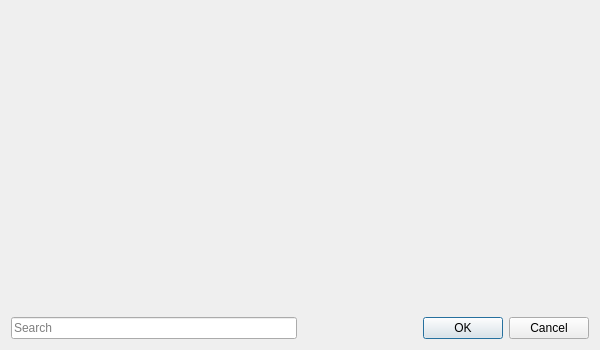
Before: the Qt Designer form updatedialog.ui in Kuszki/EW-Database, drawn with Qt 5.
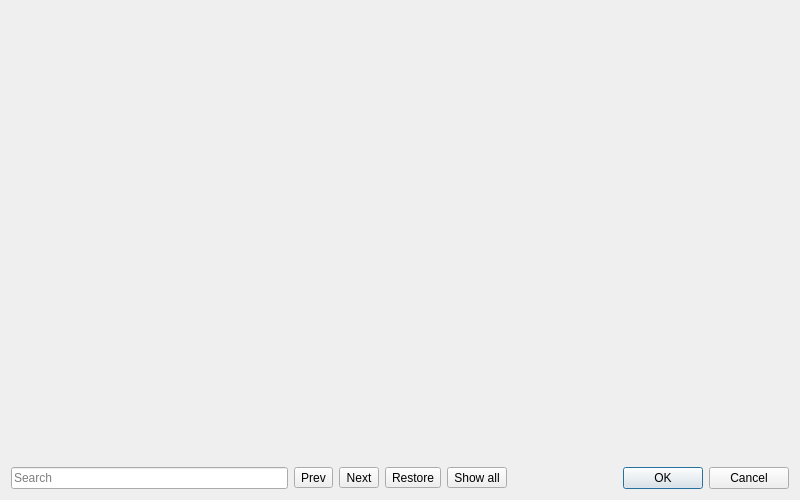
After: the same form once the commit is applied. Icons and pictures are not drawn.

Patch:
```diff
--- a/updatedialog.ui
+++ b/updatedialog.ui
@@ -6,8 +6,8 @@
    <rect>
     <x>0</x>
     <y>0</y>
-    <width>600</width>
-    <height>350</height>
+    <width>800</width>
+    <height>500</height>
    </rect>
   </property>
   <property name="windowTitle">
@@ -17,7 +17,63 @@
    <iconset theme="edit-find-replace"/>
   </property>
   <layout class="QGridLayout" name="gridLayout">
-   <item row="0" column="0" colspan="2">
+   <item row="1" column="4">
+    <widget class="QToolButton" name="allButton">
+     <property name="text">
+      <string>Show all</string>
+     </property>
+     <property name="icon">
+      <iconset theme="list-add">
+       <normaloff>.</normaloff>.</iconset>
+     </property>
+     <property name="checkable">
+      <bool>true</bool>
+     </property>
+    </widget>
+   </item>
+   <item row="1" column="5">
+    <widget class="QDialogButtonBox" name="buttonBox">
+     <property name="orientation">
+      <enum>Qt::Horizontal</enum>
+     </property>
+     <property name="standardButtons">
+      <set>QDialogButtonBox::Cancel|QDialogButtonBox::Ok</set>
+     </property>
+    </widget>
+   </item>
+   <item row="1" column="1">
+    <widget class="QToolButton" name="prevButton">
+     <property name="text">
+      <string>Prev</string>
+     </property>
+     <property name="icon">
+      <iconset theme="previous">
+       <normaloff>.</normaloff>.</iconset>
+     </property>
+    </widget>
+   </item>
+   <item row="1" column="2">
+    <widget class="QToolButton" name="nextButton">
+     <property name="text">
+      <string>Next</string>
+     </property>
+     <property name="icon">
+      <iconset theme="next">
+       <normaloff>.</normaloff>.</iconset>
+     </property>
+    </widget>
+   </item>
+   <item row="1" column="0">
+    <widget class="QLineEdit" name="searchEdit">
+     <property name="placeholderText">
+      <string>Search</string>
+     </property>
+     <property name="clearButtonEnabled">
+      <bool>true</bool>
+     </property>
+    </widget>
+   </item>
+   <item row="0" column="0" colspan="6">
     <widget class="QScrollArea" name="scrollArea">
      <property name="frameShape">
       <enum>QFrame::NoFrame</enum>
@@ -33,31 +89,22 @@
        <rect>
         <x>0</x>
         <y>0</y>
-        <width>582</width>
-        <height>298</height>
+        <width>782</width>
+        <height>448</height>
        </rect>
       </property>
       <layout class="QVBoxLayout" name="fieldsLayout"/>
      </widget>
     </widget>
    </item>
-   <item row="1" column="0">
-    <widget class="QLineEdit" name="searchEdit">
-     <property name="placeholderText">
-      <string>Search</string>
+   <item row="1" column="3">
+    <widget class="QToolButton" name="clearButton">
+     <property name="text">
+      <string>Restore</string>
      </property>
-     <property name="clearButtonEnabled">
-      <bool>true</bool>
-     </property>
-    </widget>
-   </item>
-   <item row="1" column="1">
-    <widget class="QDialogButtonBox" name="buttonBox">
-     <property name="orientation">
-      <enum>Qt::Horizontal</enum>
-     </property>
-     <property name="standardButtons">
-      <set>QDialogButtonBox::Cancel|QDialogButtonBox::Ok</set>
+     <property name="icon">
+      <iconset theme="edit-clear">
+       <normaloff>.</normaloff>.</iconset>
      </property>
     </widget>
    </item>
```
Left out of the diff: 87 changed lines with no effect on the pictures.
